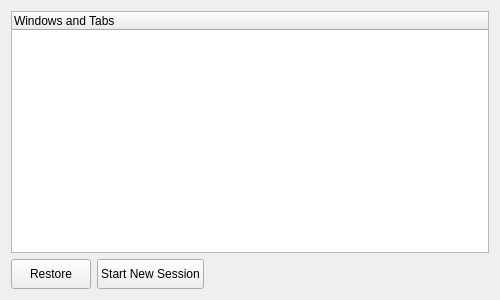
Qt form src/lib/session/recoverywidget.ui (QupZilla/qupzilla) before a commit.
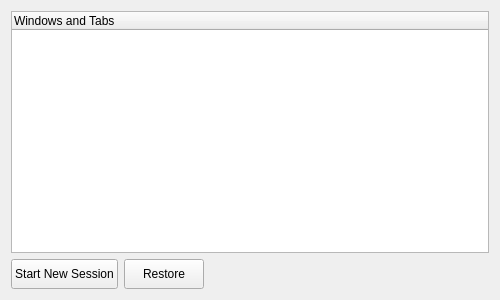
The same form after that commit.

Commit message:
RecoveryWidget: Switch positions of buttons.
Buttons now match Firefox.
Start new session is first and then Restore.

Diff of the .ui file:
```diff
--- a/src/lib/session/recoverywidget.ui
+++ b/src/lib/session/recoverywidget.ui
@@ -23,7 +23,7 @@
    <item>
     <layout class="QHBoxLayout" name="horizontalLayout">
      <item>
-      <widget class="QPushButton" name="restoreSession">
+      <widget class="QPushButton" name="newSession">
        <property name="minimumSize">
         <size>
          <width>0</width>
@@ -31,12 +31,12 @@
         </size>
        </property>
        <property name="text">
-        <string>Restore</string>
+        <string>Start New Session</string>
        </property>
       </widget>
      </item>
      <item>
-      <widget class="QPushButton" name="newSession">
+      <widget class="QPushButton" name="restoreSession">
        <property name="minimumSize">
         <size>
          <width>0</width>
@@ -44,7 +44,7 @@
         </size>
        </property>
        <property name="text">
-        <string>Start New Session</string>
+        <string>Restore</string>
        </property>
       </widget>
      </item>
```
